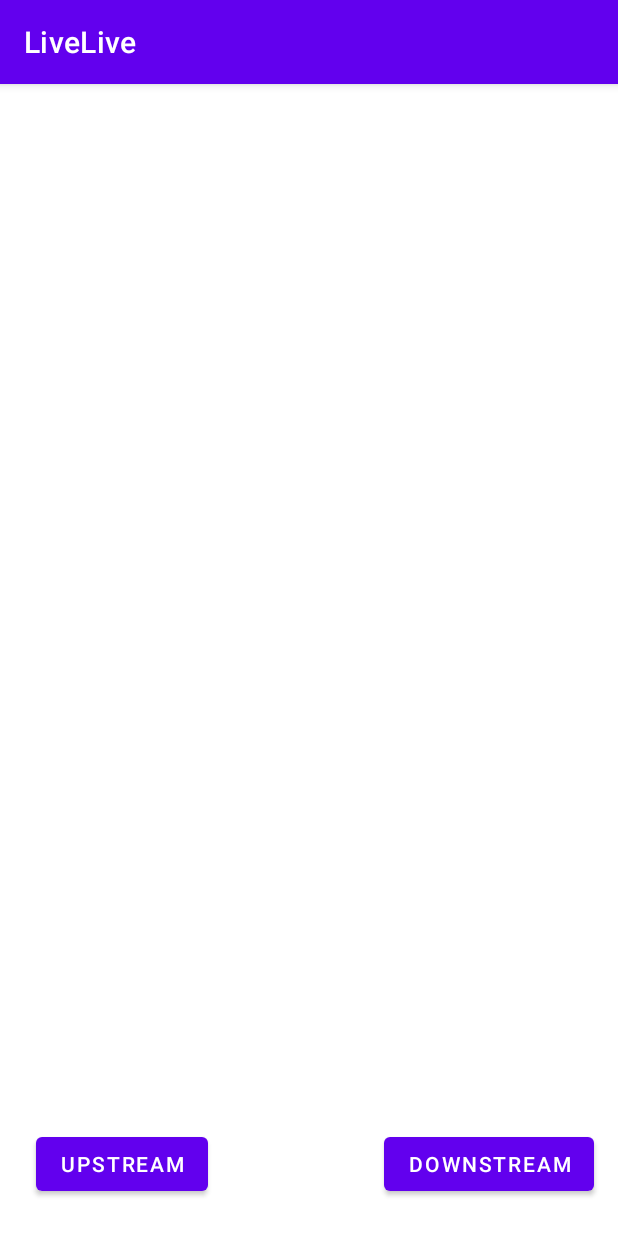
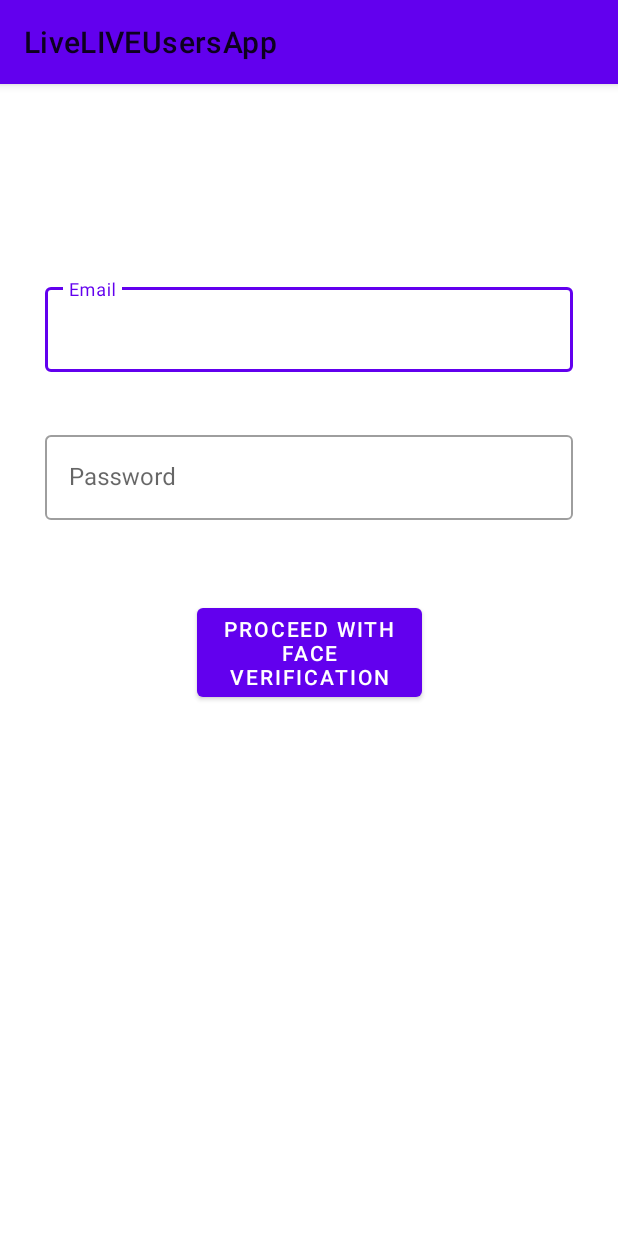
Before and after one commit to progressivePRV/LiveLIVE_Security_Streaming_Service, an Android app: the screen it shows after launch (MainActivity before the commit, LoginActivity after it), on a phone screen of 412 x 824 dp. Run offline under Robolectric (Android 15) with nearby library versions, the phone set to English and light mode, and no system bars; our stand-ins replace Firebase (no records; nobody signed in at launch, a user with empty details on screens opened directly).

Commit message:
Implemented Users android application

```diff
--- /dev/null
+++ b/App/app/src/main/res/layout/activity_login.xml
@@ -0,0 +1,61 @@
+<?xml version="1.0" encoding="utf-8"?>
+<androidx.constraintlayout.widget.ConstraintLayout xmlns:android="http://schemas.android.com/apk/res/android"
+    xmlns:app="http://schemas.android.com/apk/res-auto"
+    xmlns:tools="http://schemas.android.com/tools"
+    android:layout_width="match_parent"
+    android:layout_height="match_parent"
+    android:background="#FFFFFF"
+    android:padding="30dp"
+    tools:context=".MainActivity">
+
+    <com.google.android.material.textfield.TextInputLayout
+        android:id="@+id/email_TIL"
+        style="@style/textInputStyle"
+        android:layout_width="0dp"
+        android:layout_height="wrap_content"
+        android:layout_marginTop="100dp"
+        app:errorEnabled="true"
+        app:layout_constraintEnd_toEndOf="parent"
+        app:layout_constraintStart_toStartOf="parent"
+        app:layout_constraintTop_toTopOf="parent">
+
+        <com.google.android.material.textfield.TextInputEditText
+            android:id="@+id/email_TIET"
+            android:layout_width="match_parent"
+            android:layout_height="wrap_content"
+            android:hint="@string/Email"
+            android:inputType="textEmailAddress" />
+    </com.google.android.material.textfield.TextInputLayout>
+
+    <com.google.android.material.textfield.TextInputLayout
+        android:id="@+id/password_TIL"
+        style="@style/textInputStyle"
+        android:layout_width="0dp"
+        android:layout_height="wrap_content"
+        android:layout_marginTop="16dp"
+        app:errorEnabled="true"
+        app:layout_constraintEnd_toEndOf="parent"
+        app:layout_constraintStart_toStartOf="parent"
+        app:layout_constraintTop_toBottomOf="@+id/email_TIL">
+
+        <com.google.android.material.textfield.TextInputEditText
+            android:id="@+id/password_TIET"
+            android:layout_width="match_parent"
+            android:layout_height="wrap_content"
+            android:hint="@string/password"
+            android:inputType="textPassword" />
+    </com.google.android.material.textfield.TextInputLayout>
+
+    <com.google.android.material.button.MaterialButton
+        android:id="@+id/sigin_button"
+        android:layout_width="150dp"
+        android:layout_height="wrap_content"
+        android:layout_marginTop="32dp"
+        android:elevation="30dp"
+        android:text="@string/Signin"
+        app:layout_constraintEnd_toEndOf="parent"
+        app:layout_constraintStart_toStartOf="parent"
+        app:layout_constraintTop_toBottomOf="@+id/password_TIL" />
+
+
+</androidx.constraintlayout.widget.ConstraintLayout>
--- a/App/app/src/main/res/layout/activity_main.xml
+++ b/App/app/src/main/res/layout/activity_main.xml
@@ -16,24 +16,27 @@
         app:layout_constraintTop_toTopOf="parent" />
 
     <Button
-        android:id="@+id/btn_upstream"
-        android:layout_width="wrap_content"
-        android:layout_height="wrap_content"
-        android:layout_marginStart="24dp"
-        android:layout_marginBottom="24dp"
-        android:text="upstream"
-        app:layout_constraintBottom_toBottomOf="parent"
-        app:layout_constraintStart_toStartOf="parent" />
-
-    <Button
         android:id="@+id/btn_downStream"
         android:layout_width="wrap_content"
         android:layout_height="wrap_content"
         android:layout_marginEnd="16dp"
-        android:layout_marginBottom="24dp"
         android:text="downStream"
         app:layout_constraintBottom_toBottomOf="parent"
-        app:layout_constraintEnd_toEndOf="parent" />
+        app:layout_constraintEnd_toEndOf="parent"
+        app:layout_constraintTop_toBottomOf="@+id/preivew_container_inMain" />
+
+    <EditText
+        android:id="@+id/editTextChannelId"
+        android:layout_width="wrap_content"
+        android:layout_height="wrap_content"
+        android:layout_marginStart="8dp"
+        android:ems="10"
+        android:hint="@string/channel_id"
+        android:inputType="textPersonName"
+        app:layout_constraintBottom_toBottomOf="parent"
+        app:layout_constraintEnd_toStartOf="@+id/btn_downStream"
+        app:layout_constraintStart_toStartOf="parent"
+        app:layout_constraintTop_toBottomOf="@+id/preivew_container_inMain" />
 
 
 </androidx.constraintlayout.widget.ConstraintLayout>
--- a/App/app/src/main/res/values-night/themes.xml
+++ b/App/app/src/main/res/values-night/themes.xml
@@ -1,6 +1,6 @@
 <resources xmlns:tools="http://schemas.android.com/tools">
     <!-- Base application theme. -->
-    <style name="Theme.LiveLive" parent="Theme.MaterialComponents.DayNight.DarkActionBar">
+    <style name="Theme.LiveLive" parent="Theme.MaterialComponents.Light">
         <!-- Primary brand color. -->
         <item name="colorPrimary">@color/purple_200</item>
         <item name="colorPrimaryVariant">@color/purple_700</item>
--- a/App/app/src/main/res/values/strings.xml
+++ b/App/app/src/main/res/values/strings.xml
@@ -1,3 +1,10 @@
 <resources>
-    <string name="app_name">LiveLive</string>
+    <string name="app_name">LiveLIVEUsersApp</string>
+    <string name="endPointUrl">http://206.81.0.65:3000/</string>
+    <string name="Email">Email</string>
+    <string name="password">Password</string>
+    <string name="Signin">Proceed with Face Verification</string>
+    <string name="downstream">DownStream</string>
+    <string name="channel_id_name">Enter Channel ID name</string>
+    <string name="channel_id">Enter Channel ID</string>
 </resources>
--- a/App/app/src/main/res/values/themes.xml
+++ b/App/app/src/main/res/values/themes.xml
@@ -1,6 +1,6 @@
 <resources xmlns:tools="http://schemas.android.com/tools">
     <!-- Base application theme. -->
-    <style name="Theme.LiveLive" parent="Theme.MaterialComponents.DayNight.DarkActionBar">
+    <style name="Theme.LiveLive" parent="Theme.MaterialComponents.Light">
         <!-- Primary brand color. -->
         <item name="colorPrimary">@color/purple_500</item>
         <item name="colorPrimaryVariant">@color/purple_700</item>
--- a/App/build.gradle
+++ b/App/build.gradle
@@ -6,7 +6,7 @@
     }
     dependencies {
         classpath "com.android.tools.build:gradle:4.1.1"
-
+        classpath 'com.google.gms:google-services:4.3.4'
         // NOTE: Do not place your application dependencies here; they belong
         // in the individual module build.gradle files
     }
```
Also changed, not shown: App/app/build.gradle (+10 -1 lines), App/app/src/main/AndroidManifest.xml (+10 -8 lines), App/app/src/main/java/com/example/livelive/LoginActivity.java (added, +324 -0 lines), App/app/src/main/java/com/example/livelive/MainActivity.java (+33 -36 lines), App/app/src/main/java/com/example/livelive/User.java (added, +20 -0 lines), App/app/src/main/res/values/colors.xml (+8 -0 lines), App/app/src/main/res/values/styles.xml (added, +30 -0 lines), 1 other file.
